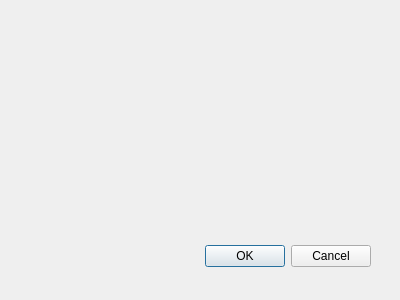
This is user.ui in PokharelAditya/MovieMaestro as Qt 5 draws it before an edit. The edited form follows.
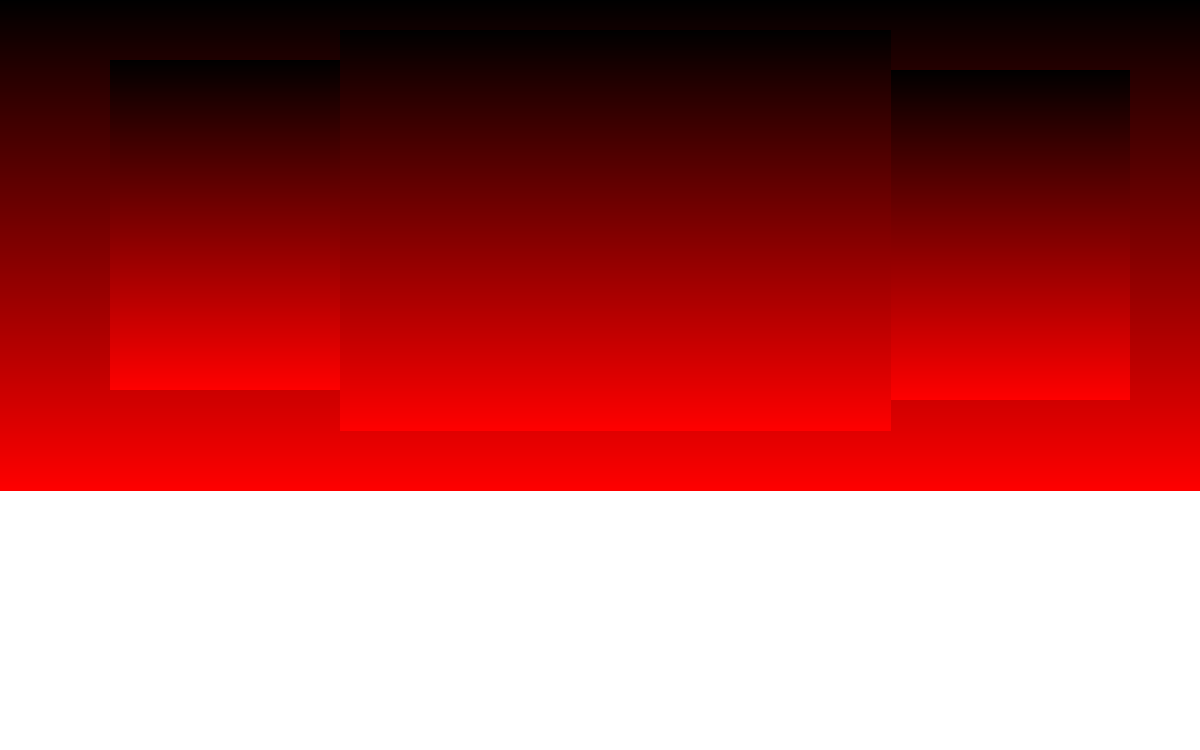
This is the edited form. Icons and pictures are not drawn.

What changed in the file:
```diff
--- a/user.ui
+++ b/user.ui
@@ -6,28 +6,117 @@
    <rect>
     <x>0</x>
     <y>0</y>
-    <width>400</width>
-    <height>300</height>
+    <width>1200</width>
+    <height>750</height>
    </rect>
   </property>
   <property name="windowTitle">
    <string>Dialog</string>
   </property>
-  <widget class="QDialogButtonBox" name="buttonBox">
+  <property name="styleSheet">
+   <string notr="true">QDialog
+{
+
+background-color:white;
+}</string>
+  </property>
+  <widget class="QGroupBox" name="Topbox">
    <property name="geometry">
     <rect>
-     <x>30</x>
-     <y>240</y>
-     <width>341</width>
-     <height>32</height>
+     <x>0</x>
+     <y>0</y>
+     <width>1201</width>
+     <height>491</height>
     </rect>
    </property>
-   <property name="orientation">
-    <enum>Qt::Horizontal</enum>
+   <property name="styleSheet">
+    <string notr="true">QGroupBox {
+  
+    background: qlineargradient(spread:pad, x1:0, y1:0, x2:0, y2:1, stop:0 black, stop:1 red);
+border:none;
+filter:blue(8px);
+
+}
+
+QGroupBox::title {
+    subcontrol-origin: margin;
+    subcontrol-position: top center;
+    padding: 0 3px;
+}
+
+</string>
    </property>
-   <property name="standardButtons">
-    <set>QDialogButtonBox::Cancel|QDialogButtonBox::Ok</set>
+   <property name="title">
+    <string/>
    </property>
+   <widget class="QGroupBox" name="groupBox">
+    <property name="geometry">
+     <rect>
+      <x>110</x>
+      <y>60</y>
+      <width>280</width>
+      <height>330</height>
+     </rect>
+    </property>
+    <property name="styleSheet">
+     <string notr="true">QGroupBox
+{
+background-image :url(:/photos for project/andhadhun.jpg)no-repeat center center fixed;
+ background-size: cover;
+background-position : top;
+ border:none;
+}</string>
+    </property>
+    <property name="title">
+     <string/>
+    </property>
+   </widget>
+   <widget class="QGroupBox" name="groupBox_2">
+    <property name="geometry">
+     <rect>
+      <x>850</x>
+      <y>70</y>
+      <width>280</width>
+      <height>330</height>
+     </rect>
+    </property>
+    <property name="styleSheet">
+     <string notr="true">QGroupBox
+{
+background-image:url(:/photos for project/americanpsycho.jpg);
+background-size:contain;
+background-repeat:no-repeat;
+background-position:top right;
+border:none;
+}</string>
+    </property>
+    <property name="title">
+     <string/>
+    </property>
+   </widget>
+   <widget class="QGroupBox" name="groupBox_3">
+    <property name="geometry">
+     <rect>
+      <x>340</x>
+      <y>30</y>
+      <width>551</width>
+      <height>401</height>
+     </rect>
+    </property>
+    <property name="styleSheet">
+     <string notr="true">QGroupBox
+{background-image : url(:/photos for project/avengers-infinity-war-4yngzhbhqmtam73j.jpg) 0 0 0 0 stretch stretch;
+background-position : center;
+height:100%;
+width:100%;
+
+border:none;
+ }</string>
+    </property>
+    <property name="title">
+     <string/>
+    </property>
+   </widget>
   </widget>
  </widget>
  <resources/>
```
Left out of the diff: 35 changed lines with no effect on the pictures.
